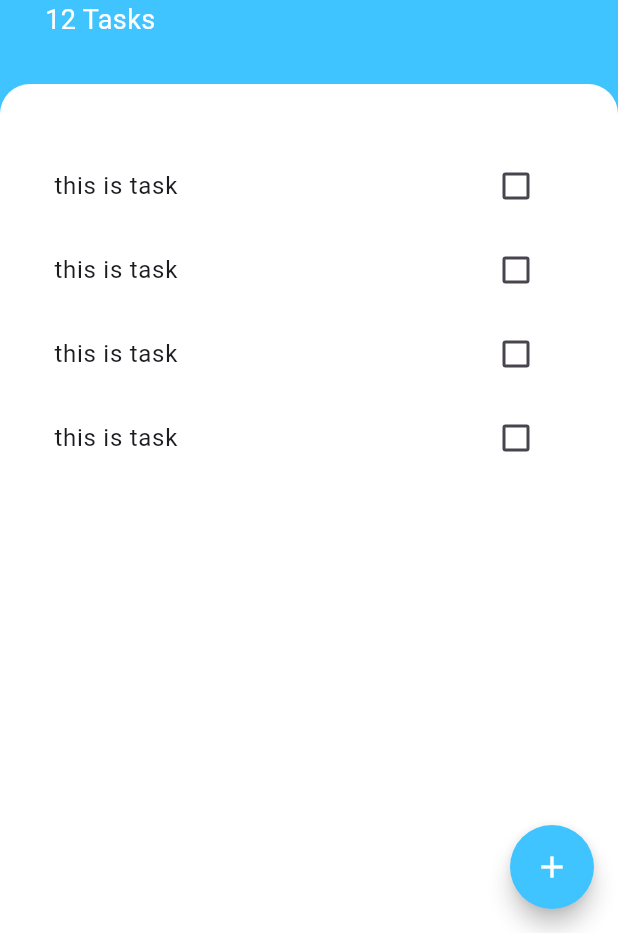
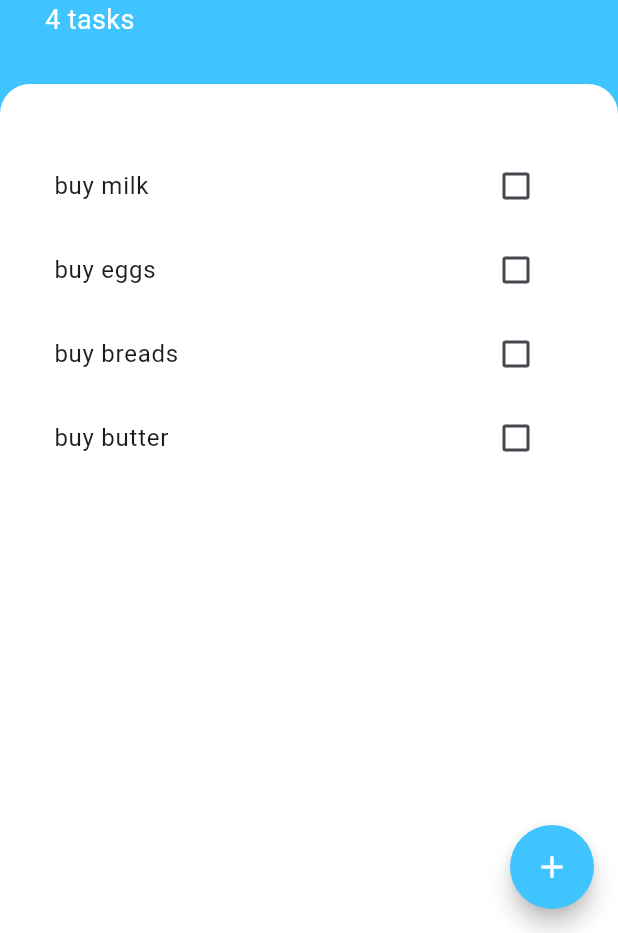
Before and after one commit to Sarathcholakkal/workouts_todoapp_provider, a Flutter app: the screen it shows after launch, on a phone screen of 412 x 824 dp, the part 303-1236 px from its top. Run offline on Flutter 3.47's test engine with Material 3 defaults, Android fonts, the phone set to English and light mode, and no system bars.

Commit message:
add task and displayed ui ,by move tasklist to common parent widget, and define call back and pass to lower level for getting value

```diff
--- a/lib/task_screen.dart
+++ b/lib/task_screen.dart
@@ -1,9 +1,22 @@
 import 'package:flutter/material.dart';
+import 'package:todoapp/model/task.dart';
 import 'package:todoapp/widgets/add_task_screen.dart';
 import 'package:todoapp/widgets/task_list.dart';
 
-class TaskScreen extends StatelessWidget {
+class TaskScreen extends StatefulWidget {
   const TaskScreen({super.key});
+
+  @override
+  State<TaskScreen> createState() => _TaskScreenState();
+}
+
+class _TaskScreenState extends State<TaskScreen> {
+  List<Task> tasks = [
+    Task(name: 'buy milk'),
+    Task(name: 'buy eggs'),
+    Task(name: 'buy breads'),
+    Task(name: 'buy butter'),
+  ];
 
   @override
   Widget build(BuildContext context) {
@@ -18,7 +31,13 @@ class TaskScreen extends StatelessWidget {
               padding: EdgeInsets.only(
                 bottom: MediaQuery.of(context).viewInsets.bottom,
               ),
-              child: AddTaskScreen(),
+              child: AddTaskScreen(
+                addTaskCallback: (newtaskTitle) {
+                  setState(() {
+                    tasks.add(Task(name: newtaskTitle));
+                  });
+                },
+              ),
             ),
           );
         },
@@ -61,7 +80,7 @@ class TaskScreen extends StatelessWidget {
                     ),
                   ),
                   Text(
-                    '12 Tasks',
+                    '${tasks.length} tasks',
                     style: TextStyle(color: Colors.white, fontSize: 18),
                   ),
                 ],
@@ -78,7 +97,7 @@ class TaskScreen extends StatelessWidget {
                     topRight: Radius.circular(20),
                   ),
                 ),
-                child: TaskList(),
+                child: TaskList(tasks: tasks),
               ),
             ),
           ],
--- a/lib/widgets/task_list.dart
+++ b/lib/widgets/task_list.dart
@@ -3,31 +3,26 @@ import 'package:todoapp/model/task.dart';
 import 'package:todoapp/widgets/task_tile.dart';
 
 class TaskList extends StatefulWidget {
-  TaskList({super.key});
+  final List<Task> tasks;
+
+  const TaskList({super.key, required this.tasks});
 
   @override
   State<TaskList> createState() => _TaskListState();
 }
 
 class _TaskListState extends State<TaskList> {
-  List<Task> tasks = [
-    Task(name: 'buy milk'),
-    Task(name: 'buy eggs'),
-    Task(name: 'buy breads'),
-    Task(name: 'buy butter'),
-  ];
-
   @override
   Widget build(BuildContext context) {
     return ListView.builder(
-      itemCount: tasks.length,
+      itemCount: widget.tasks.length,
       itemBuilder: (context, index) {
         return TaskTile(
-          isChecked: tasks[index].isDone,
-          taskTitle: tasks[index].name,
+          isChecked: widget.tasks[index].isDone,
+          taskTitle: widget.tasks[index].name,
           checkboxCallback: (checkboxState) {
             setState(() {
-              tasks[index].toggleDone();
+              widget.tasks[index].toggleDone();
             });
           },
         );
--- a/lib/widgets/task_tile.dart
+++ b/lib/widgets/task_tile.dart
@@ -16,7 +16,7 @@ class TaskTile extends StatelessWidget {
   Widget build(BuildContext context) {
     return ListTile(
       title: Text(
-        'this is task',
+        taskTitle,
         style: TextStyle(
           decoration: isChecked ? TextDecoration.lineThrough : null,
         ),
```
Also changed, not shown: lib/widgets/add_task_screen.dart (+24 -4 lines).
